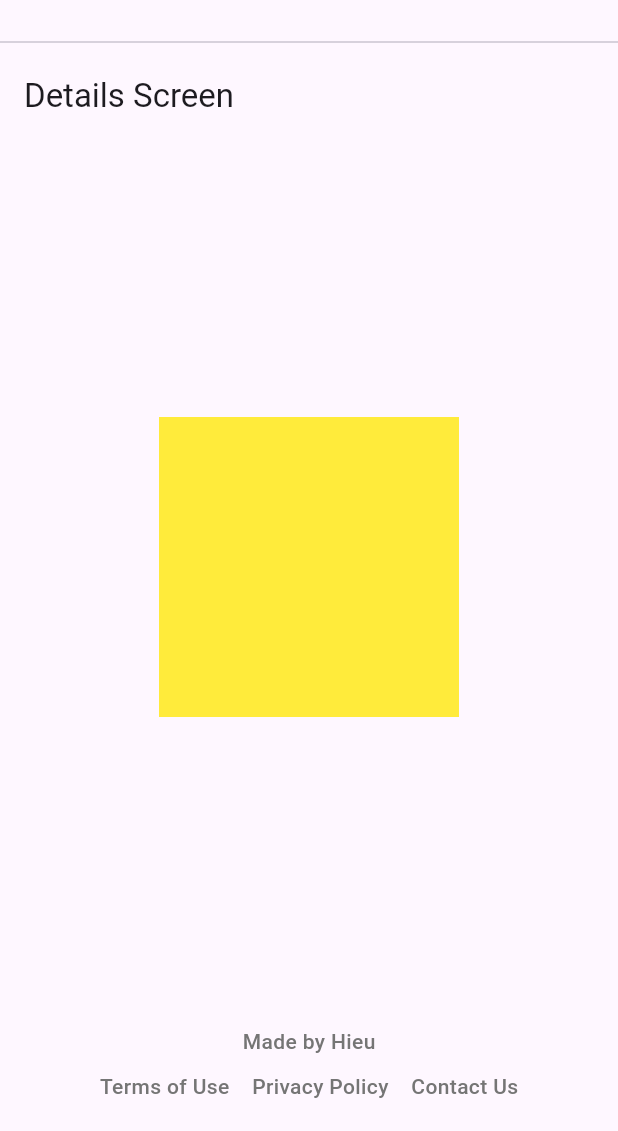
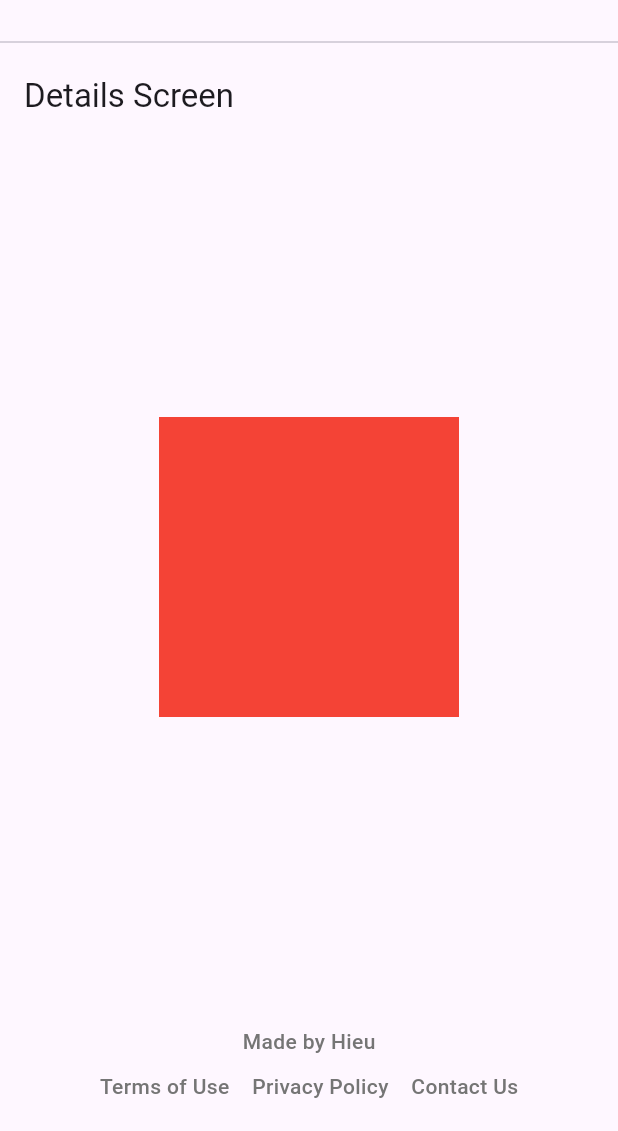
Before and after one commit to hieu987020/isekai-habit, a Flutter app: the ProfileScreen screen opened by its route, on a phone screen of 412 x 824 dp, the part 105-1236 px from its top. Run offline on Flutter 3.47's test engine with Material 3 defaults, Android fonts, the phone set to English and light mode, and no system bars; our stand-ins replace dio, get_it, go_router, logger; accounts and stored records are empty.

Commit message:
Update profile_screen.dart

```diff
--- a/lib/presentation/screens/profile_screen.dart
+++ b/lib/presentation/screens/profile_screen.dart
@@ -9,7 +9,7 @@ class ProfileScreen extends StatelessWidget {
     return Scaffold(
       appBar: AppBar(title: const Text('Details Screen')),
       body: Center(
-        child: Container(width: 200, height: 200, color: Colors.yellow),
+        child: Container(width: 200, height: 200, color: Colors.red),
       ),
     );
   }
```
